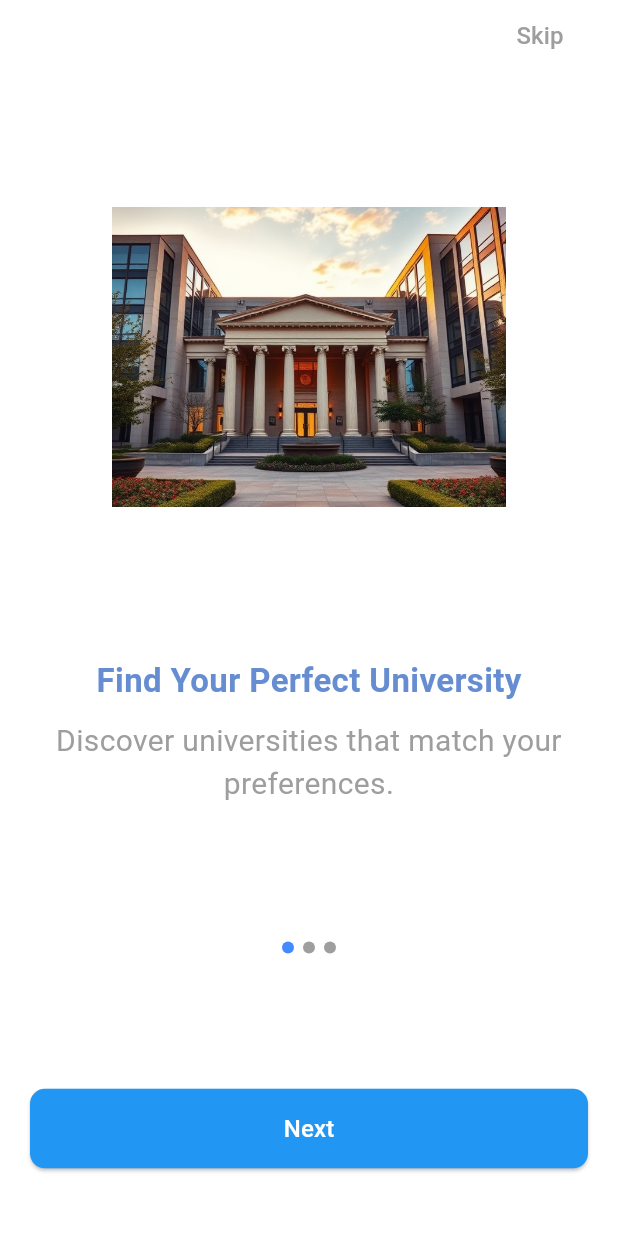
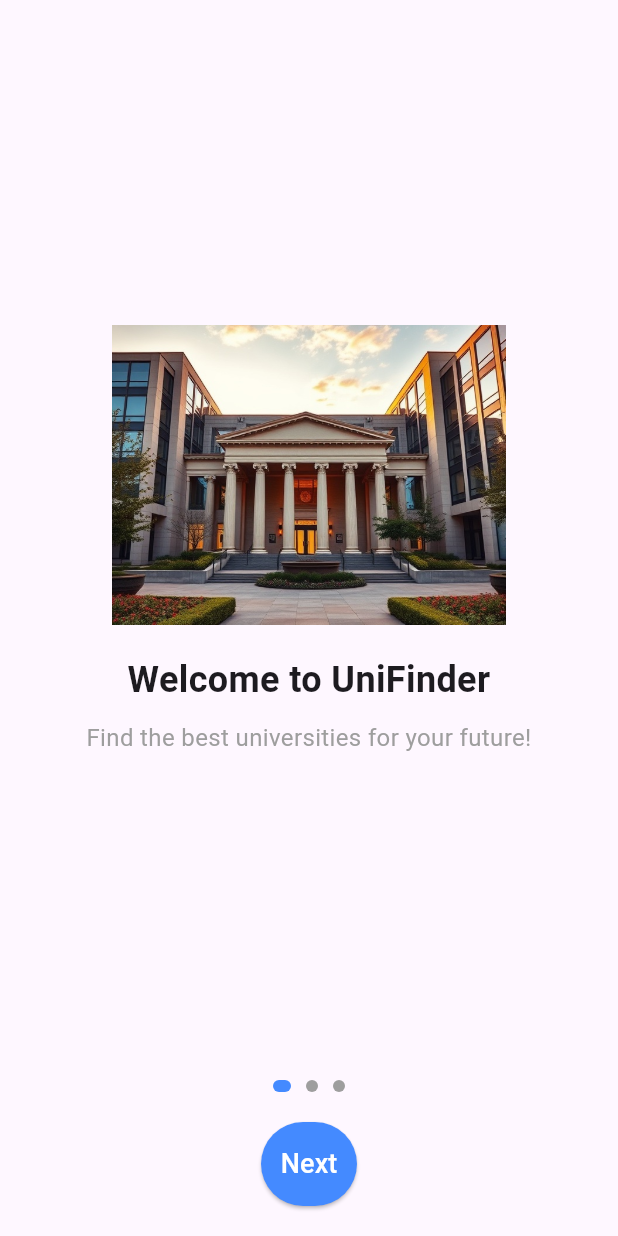
Before and after one commit to Pradip-Lamsal/UniFinder, a Flutter app: the screen it shows after launch, on a phone screen of 412 x 824 dp. Run offline on Flutter 3.47's test engine with Material 3 defaults, Android fonts, the phone set to English and light mode, and no system bars.

Commit message:
updated erros of bus appliation conflict and created nav bar buttons

```diff
--- a/uni_finder/lib/main.dart
+++ b/uni_finder/lib/main.dart
@@ -1,9 +1,6 @@
-import 'package:bus_application/view/dashboard.dart';
-import 'package:bus_application/view/login_screen.dart';
-import 'package:bus_application/view/onboarding_screen.dart';
-import 'package:bus_application/view/signup_screen.dart';
 import 'package:bus_application/view/splash_screen.dart';
 import 'package:flutter/material.dart';
+// Import the Onboarding Screen
 
 void main() {
   runApp(const MyApp());
@@ -14,16 +11,9 @@
 
   @override
   Widget build(BuildContext context) {
-    return MaterialApp(
+    return const MaterialApp(
       debugShowCheckedModeBanner: false,
-      initialRoute: '/splash',
-      routes: {
-        '/splash': (context) => const SplashScreen(),
-        '/login': (context) => const LoginScreen(),
-        '/signup': (context) => const SignUpScreen(),
-        '/dashboard': (context) => const DashboardScreen(),
-        '/onboarding': (context) => const OnboardingScreen(),
-      },
+      home: SplashScreen(), // Starting with the Onboarding Screen
     );
   }
 }
--- a/uni_finder/lib/view/onboard3_screen.dart
+++ b/uni_finder/lib/view/onboard3_screen.dart
@@ -1,5 +1,6 @@
-import 'package:bus_application/view/login_screen.dart';
 import 'package:flutter/material.dart';
+
+import 'login_screen.dart';
 
 class OnboardingScreen3 extends StatelessWidget {
   const OnboardingScreen3({super.key});
--- a/uni_finder/lib/view/onboarding_screen.dart
+++ b/uni_finder/lib/view/onboarding_screen.dart
@@ -1,131 +1,153 @@
-import 'package:bus_application/view/login_screen.dart';
-import 'package:bus_application/view/onboarding2_screen.dart';
 import 'package:flutter/material.dart';
 
-class OnboardingScreen extends StatelessWidget {
+import 'login_screen.dart'; // Import the Login Screen
+
+class OnboardingScreen extends StatefulWidget {
   const OnboardingScreen({super.key});
 
-  // Number of pages in the onboarding process
-  final int _pageCount = 3;
-  final int _currentPage = 0; // Current page index (0 for the first page)
+  @override
+  // ignore: library_private_types_in_public_api
+  _OnboardingScreenState createState() => _OnboardingScreenState();
+}
+
+class _OnboardingScreenState extends State<OnboardingScreen> {
+  final PageController _pageController = PageController();
+  int _currentPage = 0;
+
+  final List<Map<String, String>> onboardingData = [
+    {
+      "image":
+          "assets/images/onboard_image1.jpg", // Replace with your image paths
+      "title": "Welcome to UniFinder",
+      "subtitle": "Find the best universities for your future!"
+    },
+    {
+      "image": "assets/images/onboard_image5.jpg",
+      "title": "Explore Opportunities",
+      "subtitle": "Discover a world of opportunities waiting for you."
+    },
+    {
+      "image": "assets/images/onboarding3.png",
+      "title": "Achieve Success",
+      "subtitle": "Get closer to your dreams with UniFinder."
+    },
+  ];
 
   @override
   Widget build(BuildContext context) {
     return Scaffold(
-      backgroundColor: Colors.white,
-      body: SafeArea(
-        child: Padding(
+      body: Column(
+        children: [
+          Expanded(
+            child: PageView.builder(
+              controller: _pageController,
+              onPageChanged: (index) {
+                setState(() {
+                  _currentPage = index;
+                });
+              },
+              itemCount: onboardingData.length,
+              itemBuilder: (context, index) => OnboardingContent(
+                image: onboardingData[index]["image"]!,
+                title: onboardingData[index]["title"]!,
+                subtitle: onboardingData[index]["subtitle"]!,
+              ),
+            ),
+          ),
+          Row(
+            mainAxisAlignment: MainAxisAlignment.center,
+            children: List.generate(
+              onboardingData.length,
+              (index) => DotIndicator(isActive: index == _currentPage),
+            ),
+          ),
+          const SizedBox(height: 20),
+          Padding(
             padding: const EdgeInsets.symmetric(horizontal: 20.0),
-          child: Column(
-            mainAxisAlignment: MainAxisAlignment.spaceBetween,
-            children: [
-              // Top Row: Logo and Skip
-              Row(
-                mainAxisAlignment: MainAxisAlignment.end,
-                children: [
-                  TextButton(
+            child: ElevatedButton(
               onPressed: () {
-                      Navigator.push(
+                if (_currentPage == onboardingData.length - 1) {
+                  Navigator.pushReplacement(
                     context,
                     MaterialPageRoute(
                         builder: (context) => const LoginScreen()),
                   );
+                } else {
+                  _pageController.nextPage(
+                    duration: const Duration(milliseconds: 300),
+                    curve: Curves.ease,
+                  );
+                }
               },
-                    child: const Text(
-                      'Skip',
-                      style: TextStyle(
-                        fontSize: 16,
-                        color: Colors.grey,
+              style: ElevatedButton.styleFrom(
+                backgroundColor: Colors.blueAccent,
+                padding: const EdgeInsets.symmetric(vertical: 15),
+              ),
+              child: Text(
+                _currentPage == onboardingData.length - 1
+                    ? "Get Started"
+                    : "Next",
+                style: const TextStyle(fontSize: 18, color: Colors.white),
               ),
             ),
           ),
+          const SizedBox(height: 20),
         ],
-              ),
-              const SizedBox(height: 20),
-
-              // Center Image
-              Image.asset(
-                'assets/images/onboard_image1.jpg', // Replace with your image path
-                height: 200,
-              ),
-
-              const SizedBox(height: 30),
-
-              // Title and Subtitle
-              const Column(
-                children: [
-                  Text(
-                    'Find Your Perfect University',
-                    style: TextStyle(
-                      fontSize: 22,
-                      fontWeight: FontWeight.bold,
-                      color: Color.fromARGB(255, 102, 141, 209),
-                    ),
-                  ),
-                  SizedBox(height: 10),
-                  Text(
-                    'Discover universities that match your preferences.',
-                    textAlign: TextAlign.center,
-                    style: TextStyle(
-                      fontSize: 20,
-                      color: Colors.grey,
-                    ),
-                  ),
-                ],
-              ),
-
-              const SizedBox(height: 20),
-
-              // Dynamic Pagination Indicator
-              Row(
-                mainAxisAlignment: MainAxisAlignment.center,
-                children: List.generate(_pageCount, (index) {
-                  return Padding(
-                    padding: const EdgeInsets.symmetric(horizontal: 3),
-                    child: CircleAvatar(
-                      radius: 4,
-                      backgroundColor: _currentPage == index
-                          ? Colors.blueAccent
-                          : Colors.grey,
-                    ),
-                  );
-                }),
-              ),
-
-              const SizedBox(height: 20),
-
-              // Next Button
-              SizedBox(
-                width: double.infinity,
-                child: ElevatedButton(
-                  onPressed: () {
-                    Navigator.push(
-                      context,
-                      MaterialPageRoute(
-                          builder: (context) => const OnboardingScreen2()),
-                    );
-                  },
-                  style: ElevatedButton.styleFrom(
-                    backgroundColor: Colors.blue,
-                    padding: const EdgeInsets.symmetric(vertical: 15),
-                    shape: RoundedRectangleBorder(
-                      borderRadius: BorderRadius.circular(10),
-                    ),
-                  ),
-                  child: const Text(
-                    'Next',
-                    style: TextStyle(
-                      fontSize: 16,
-                      color: Colors.white,
-                    ),
-                  ),
-                ),
-              ),
-              const SizedBox(height: 10), // Safe space at bottom
-            ],
-          ),
-        ),
       ),
     );
   }
 }
+
+class OnboardingContent extends StatelessWidget {
+  final String image;
+  final String title;
+  final String subtitle;
+
+  const OnboardingContent({
+    super.key,
+    required this.image,
+    required this.title,
+    required this.subtitle,
+  });
+
+  @override
+  Widget build(BuildContext context) {
+    return Column(
+      mainAxisAlignment: MainAxisAlignment.center,
+      children: [
+        Image.asset(image, height: 200), // Display image
+        const SizedBox(height: 20),
+        Text(
+          title,
+          style: const TextStyle(fontSize: 24, fontWeight: FontWeight.bold),
+          textAlign: TextAlign.center,
+        ),
+        const SizedBox(height: 10),
+        Text(
+          subtitle,
+          style: const TextStyle(fontSize: 16, color: Colors.grey),
+          textAlign: TextAlign.center,
+        ),
+      ],
+    );
+  }
+}
+
+class DotIndicator extends StatelessWidget {
+  final bool isActive;
+
+  const DotIndicator({super.key, required this.isActive});
+
+  @override
+  Widget build(BuildContext context) {
+    return Container(
+      margin: const EdgeInsets.symmetric(horizontal: 5),
+      width: isActive ? 12 : 8,
+      height: 8,
+      decoration: BoxDecoration(
+        color: isActive ? Colors.blueAccent : Colors.grey,
+        borderRadius: BorderRadius.circular(4),
+      ),
+    );
+  }
+}
--- a/uni_finder/lib/view/signup_screen.dart
+++ b/uni_finder/lib/view/signup_screen.dart
@@ -1,5 +1,6 @@
-import 'package:bus_application/view/login_screen.dart';
 import 'package:flutter/material.dart';
+
+import 'login_screen.dart';
 
 class SignUpScreen extends StatelessWidget {
   const SignUpScreen({super.key});
--- a/uni_finder/pubspec.yaml
+++ b/uni_finder/pubspec.yaml
@@ -59,9 +59,8 @@ flutter:
   # To add assets to your application, add an assets section, like this:
   assets:
     - assets/images/
-    - assets/fonts/
-    - assets/icons/
-  #   - images/a_dot_ham.jpeg
+
+    # - images/a_dot_ham.jpeg
 
   # An image asset can refer to one or more resolution-specific "variants", see
   # https://flutter.dev/to/resolution-aware-images
```
Also changed, not shown: uni_finder/lib/view/dashboard.dart (+51 -49 lines), uni_finder/lib/view/login_screen.dart (+18 -13 lines), uni_finder/lib/view/onboarding2_screen.dart (+4 -4 lines), uni_finder/lib/view/profile_page.dart (added, +77 -0 lines), uni_finder/lib/view/universities_page.dart (added, +83 -0 lines), uni_finder/assets/fonts/Montserrat-Bold.ttf (added), uni_finder/assets/fonts/Montserrat-Italic.ttf (added), uni_finder/assets/fonts/Montserrat-Regular.ttf (added), 1 other file. Lines whose indentation alone changed are shown as unchanged.
